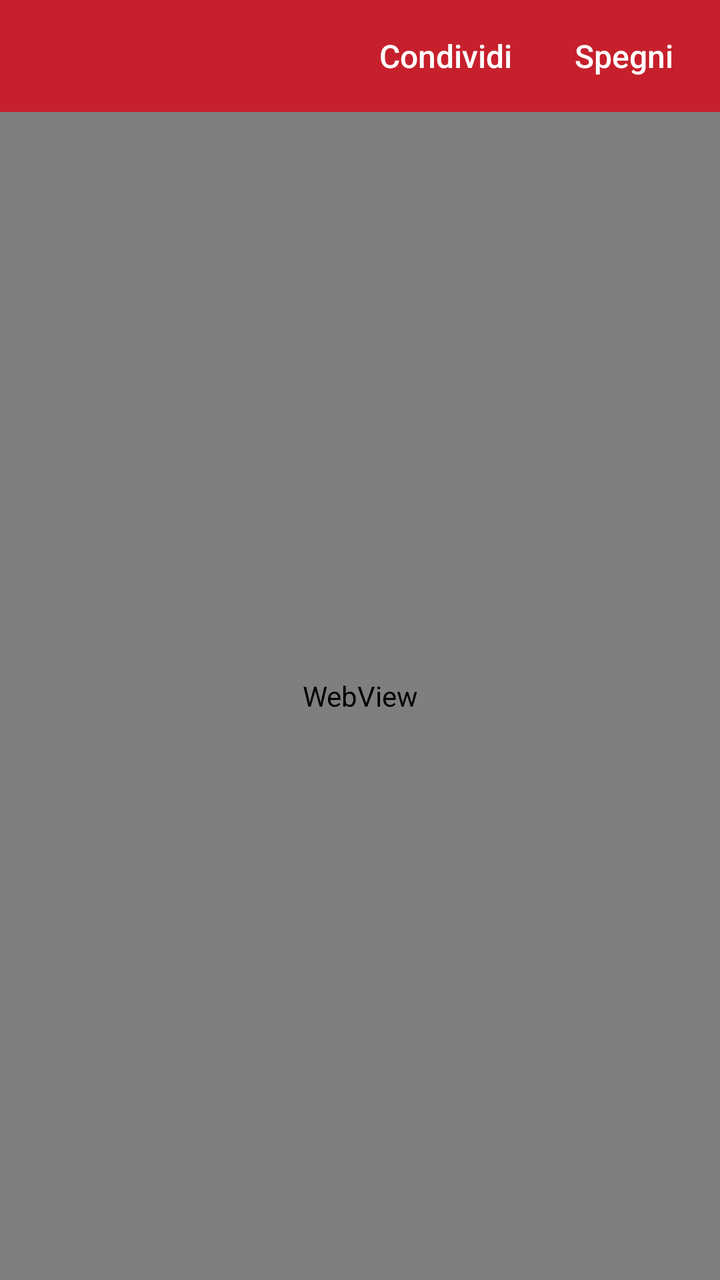
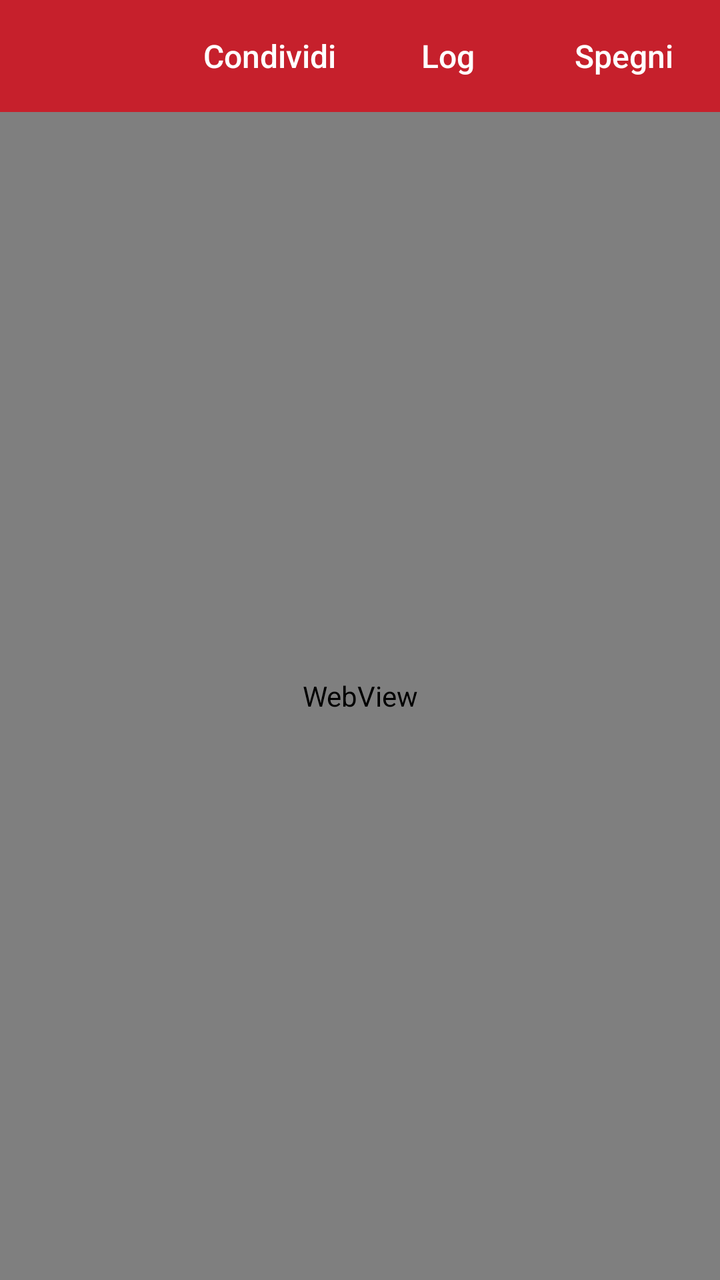

Two renders of the same Android screen: before a commit and after it. Below are the layout's source before the change and the commit's diff.
<!-- AndroidManifest.xml: application theme AppTheme -->
<!-- res/layout/activity_main.xml -->
<?xml version="1.0" encoding="utf-8"?>
<LinearLayout xmlns:android="http://schemas.android.com/apk/res/android"
    android:id="@+id/root"
    android:layout_width="match_parent"
    android:layout_height="match_parent"
    android:background="@color/paper"
    android:orientation="vertical">

    <LinearLayout
        android:id="@+id/header"
        android:layout_width="match_parent"
        android:layout_height="wrap_content"
        android:background="@color/red"
        android:gravity="center_vertical"
        android:minHeight="56dp"
        android:orientation="horizontal"
        android:paddingStart="16dp"
        android:paddingEnd="4dp">

        <TextView
            android:id="@+id/status"
            android:layout_width="0dp"
            android:layout_height="wrap_content"
            android:layout_weight="1"
            android:ellipsize="end"
            android:maxLines="2"
            android:textColor="@android:color/white"
            android:textSize="16sp" />

        <Button
            android:id="@+id/share"
            style="@style/HeaderButton"
            android:layout_width="wrap_content"
            android:layout_height="wrap_content"
            android:text="@string/share" />

        <Button
            android:id="@+id/toggle"
            style="@style/HeaderButton"
            android:layout_width="wrap_content"
            android:layout_height="wrap_content"
            android:text="@string/stop" />
    </LinearLayout>

    <FrameLayout
        android:layout_width="match_parent"
        android:layout_height="0dp"
        android:layout_weight="1">

        <WebView
            android:id="@+id/web"
            android:layout_width="match_parent"
            android:layout_height="match_parent" />

        <TextView
            android:id="@+id/placeholder"
            android:layout_width="match_parent"
            android:layout_height="match_parent"
            android:gravity="center"
            android:lineSpacingMultiplier="1.2"
            android:padding="32dp"
            android:textColor="@color/ink"
            android:textSize="18sp" />
    </FrameLayout>
</LinearLayout>
<!-- resources referenced by this layout -->
<resources>
  <color name="ink">#1b3aa8</color>
  <color name="paper">#f4f8fc</color>
  <color name="red">#c6202c</color>
  <string name="share">Condividi</string>
  <string name="stop">Spegni</string>
  <style name="HeaderButton" parent="android:Widget.Material.Button.Borderless">
          <item name="android:textColor">@android:color/white</item>
          <item name="android:textAllCaps">false</item>
          <item name="android:textSize">16sp</item>
      </style>
  <style name="AppTheme" parent="android:Theme.Material.Light.NoActionBar">
          <item name="android:colorPrimary">@color/red</item>
          <item name="android:colorPrimaryDark">@color/red_deep</item>
          <item name="android:colorAccent">@color/ink</item>
          <item name="android:statusBarColor">@color/red_deep</item>
          <item name="android:windowBackground">@color/paper</item>
      </style>
  <color name="red_deep">#961420</color>
</resources>

<!-- the commit's change to res/layout/activity_main.xml (unified diff, before → after) -->
@@ -35,6 +35,13 @@
             android:text="@string/share" />
 
         <Button
+            android:id="@+id/logs"
+            style="@style/HeaderButton"
+            android:layout_width="wrap_content"
+            android:layout_height="wrap_content"
+            android:text="@string/log" />
+
+        <Button
             android:id="@+id/toggle"
             style="@style/HeaderButton"
             android:layout_width="wrap_content"
@@ -61,5 +68,54 @@
             android:padding="32dp"
             android:textColor="@color/ink"
             android:textSize="18sp" />
+
+        <LinearLayout
+            android:id="@+id/log_panel"
+            android:layout_width="match_parent"
+            android:layout_height="match_parent"
+            android:background="@color/paper"
+            android:orientation="vertical"
+            android:visibility="gone">
+
+            <ScrollView
+                android:id="@+id/log_scroll"
+                android:layout_width="match_parent"
+                android:layout_height="0dp"
+                android:layout_weight="1"
+                android:fillViewport="true">
+
+                <TextView
+                    android:id="@+id/log_text"
+                    android:layout_width="match_parent"
+                    android:layout_height="wrap_content"
+                    android:fontFamily="monospace"
+                    android:padding="12dp"
+                    android:textColor="#222222"
+                    android:textIsSelectable="true"
+                    android:textSize="12sp" />
+            </ScrollView>
+
+            <LinearLayout
+                android:layout_width="match_parent"
+                android:layout_height="wrap_content"
+                android:background="@color/ink"
+                android:gravity="end"
+                android:orientation="horizontal">
+
+                <Button
+                    android:id="@+id/log_copy"
+                    style="@style/HeaderButton"
+                    android:layout_width="wrap_content"
+                    android:layout_height="wrap_content"
+                    android:text="@string/log_copy" />
+
+                <Button
+                    android:id="@+id/log_close"
+                    style="@style/HeaderButton"
+                    android:layout_width="wrap_content"
+                    android:layout_height="wrap_content"
+                    android:text="@string/log_close" />
+            </LinearLayout>
+        </LinearLayout>
     </FrameLayout>
 </LinearLayout>
<!-- resource entries referenced after the edit -->
@@ -3,6 +3,9 @@
   <color name="ink">#1b3aa8</color>
   <color name="paper">#f4f8fc</color>
   <color name="red">#c6202c</color>
+  <string name="log">Log</string>
+  <string name="log_close">Chiudi</string>
+  <string name="log_copy">Copia</string>
   <string name="share">Condividi</string>
   <string name="stop">Spegni</string>
   <style name="HeaderButton" parent="android:Widget.Material.Button.Borderless">
